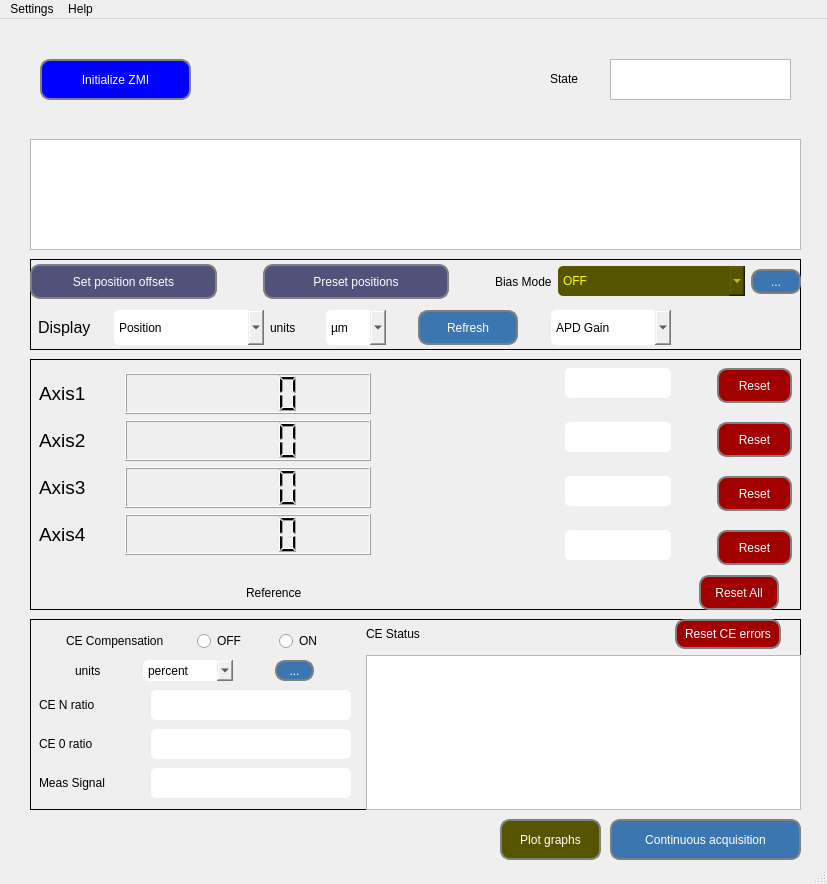
Before: the Qt Designer form ECA_SOLEIL_ZMI4104C/mainwindow.ui in guepy/ECA_ZMI4104C_main, drawn with Qt 5.
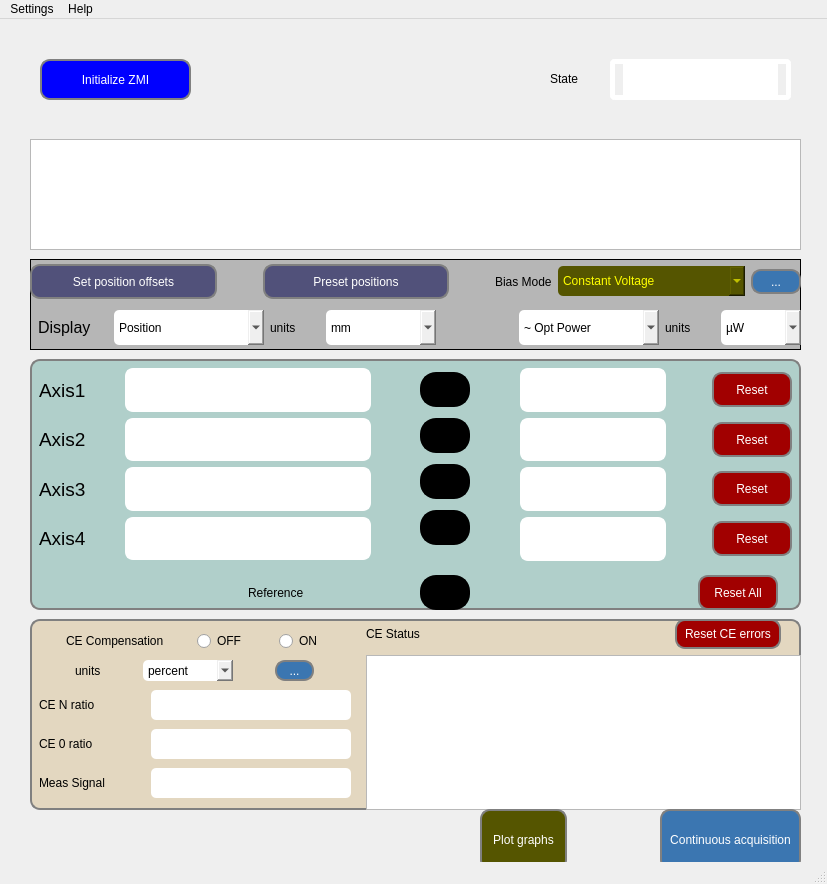
After: the same form once the commit is applied. Icons and pictures are not drawn.

```diff
--- a/ECA_SOLEIL_ZMI4104C/mainwindow.ui
+++ b/ECA_SOLEIL_ZMI4104C/mainwindow.ui
@@ -48,6 +48,21 @@
 background-image: url(:/images/VueAerienneSynchrotronSOLEIL_mod);
 	border-color: rgb(85, 170, 255);
 	border-top-color:rgb(85, 170, 255);
+}
+
+QPushButton#resetButtonAxis1,#resetButtonAxis2,#resetButtonAxis3,#resetButtonAxis4,#resetButtonAllAxis,#resetCEerrorsButton{
+background:rgb(161, 0, 0);
+color: white;
+}
+
+QPushButton:hover{
+border:  2px solid white;
+border-radius: 5px;
+}
+
+QPushButton:pressed{
+border:  2px solid white;
+border-radius: 10px;
 }</string>
   </property>
   <widget class="QWidget" name="centralwidget">
@@ -64,31 +79,21 @@
      </rect>
     </property>
     <property name="styleSheet">
-     <string notr="true">
+     <string notr="true">QPushButton {
 background: blue;
-color: white;</string>
+color: white;
+}
+QPushButton:hover{
+color: white;
+background-color: #66c011;
+border:  2px solid white;
+border-radius: 5px;
+}</string>
     </property>
     <property name="text">
      <string>Initialize ZMI</string>
     </property>
    </widget>
-   <widget class="QPushButton" name="pushButton_13">
-    <property name="geometry">
-     <rect>
-      <x>610</x>
-      <y>800</y>
-      <width>191</width>
-      <height>41</height>
-     </rect>
-    </property>
-    <property name="styleSheet">
-     <string notr="true">background:rgb(59, 118, 177);
-color: white;</string>
-    </property>
-    <property name="text">
-     <string>Continuous acquisition</string>
-    </property>
-   </widget>
    <widget class="QWidget" name="horizontalLayoutWidget_16">
     <property name="geometry">
      <rect>
@@ -117,24 +122,6 @@
      <string>State</string>
     </property>
    </widget>
-   <widget class="QPushButton" name="pushButton_8">
-    <property name="geometry">
-     <rect>
-      <x>500</x>
-      <y>800</y>
-      <width>101</width>
-      <height>41</height>
-     </rect>
-    </property>
-    <property name="styleSheet">
-     <string notr="true">font: 75 12pt &quot;MS Shell Dlg 2&quot;;
-background:rgb(85, 85, 0);
-color: white;</string>
-    </property>
-    <property name="text">
-     <string>Plot graphs</string>
-    </property>
-   </widget>
    <widget class="QWidget" name="CE_form" native="true">
     <property name="geometry">
      <rect>
@@ -146,7 +133,10 @@
     </property>
     <property name="styleSheet">
      <string notr="true">#CE_form{
-border: 1px solid;
+	background-color: rgb(227, 215, 192);
+    border: 2px solid gray;
+    border-radius: 10px;
+    padding: 0 8px;
 }</string>
     </property>
     <layout class="QHBoxLayout" name="horizontalLayout_9">
@@ -442,7 +432,7 @@
           </spacer>
          </item>
          <item>
-          <widget class="QPushButton" name="pushButton_10">
+          <widget class="QPushButton" name="resetCEerrorsButton">
            <property name="minimumSize">
             <size>
              <width>0</width>
@@ -450,8 +440,7 @@
             </size>
            </property>
            <property name="styleSheet">
-            <string notr="true">background:rgb(161, 0, 0);
-color: white;</string>
+            <string notr="true"/>
            </property>
            <property name="text">
             <string>Reset CE errors</string>
@@ -495,6 +484,10 @@
     <property name="styleSheet">
      <string notr="true">#MeasForm{
 border: 1px solid;
+	background-color: rgb(176, 207, 202);
+    border: 2px solid gray;
+    border-radius: 10px;
+    padding: 0 8px;
 }</string>
     </property>
     <layout class="QVBoxLayout" name="verticalLayout_8">
@@ -514,6 +507,16 @@
            <height>200</height>
           </size>
          </property>
+         <property name="styleSheet">
+          <string notr="true">QTextBrowser{
+font: 75 12pt &quot;MS Shell Dlg 2&quot;;
+border: 2px solid white;
+padding: 0 8px;
+border-radius:8px;
+text-align: center;
+background-color: white;
+}</string>
+         </property>
          <layout class="QVBoxLayout" name="verticalLayout">
           <item>
            <layout class="QHBoxLayout" name="horizontalLayout_7">
@@ -551,12 +554,9 @@
              </widget>
             </item>
             <item>
-             <widget class="QLCDNumber" name="lcdNumber">
-              <property name="sizePolicy">
-               <sizepolicy hsizetype="Preferred" vsizetype="Preferred">
-                <horstretch>0</horstretch>
-                <verstretch>0</verstretch>
-               </sizepolicy>
+             <widget class="QTextBrowser" name="displayPositionAxis1">
+              <property name="styleSheet">
+               <string notr="true"/>
               </property>
              </widget>
             </item>
@@ -600,14 +600,7 @@
                </widget>
               </item>
               <item>
-               <widget class="QLCDNumber" name="lcdNumber_2">
-                <property name="sizePolicy">
-                 <sizepolicy hsizetype="Preferred" vsizetype="Preferred">
-                  <horstretch>0</horstretch>
-                  <verstretch>0</verstretch>
-                 </sizepolicy>
-                </property>
-               </widget>
+               <widget class="QTextBrowser" name="displayPositionAxis2"/>
               </item>
              </layout>
             </item>
@@ -649,12 +642,9 @@
              </widget>
             </item>
             <item>
-             <widget class="QLCDNumber" name="lcdNumber_3">
-              <property name="sizePolicy">
-               <sizepolicy hsizetype="Preferred" vsizetype="Preferred">
-                <horstretch>0</horstretch>
-                <verstretch>0</verstretch>
-               </sizepolicy>
+             <widget class="QTextBrowser" name="displayPositionAxis3">
+              <property name="styleSheet">
+               <string notr="true">text-align: center;</string>
               </property>
              </widget>
             </item>
@@ -696,14 +686,7 @@
              </widget>
             </item>
             <item>
-             <widget class="QLCDNumber" name="lcdNumber_4">
-              <property name="sizePolicy">
-               <sizepolicy hsizetype="Preferred" vsizetype="Preferred">
-                <horstretch>0</horstretch>
-                <verstretch>0</verstretch>
-               </sizepolicy>
-              </property>
-             </widget>
+             <widget class="QTextBrowser" name="displayPositionAxis4"/>
             </item>
            </layout>
           </item>
@@ -711,129 +694,59 @@
         </widget>
        </item>
        <item>
-        <spacer name="horizontalSpacer">
+        <spacer name="horizontalSpacer_20">
          <property name="orientation">
           <enum>Qt::Horizontal</enum>
          </property>
          <property name="sizeType">
-          <enum>QSizePolicy::Expanding</enum>
+          <enum>QSizePolicy::Fixed</enum>
          </property>
          <property name="sizeHint" stdset="0">
           <size>
-           <width>80</width>
+           <width>140</width>
            <height>20</height>
           </size>
          </property>
         </spacer>
        </item>
        <item>
-        <layout class="QVBoxLayout" name="verticalLayout_2">
-         <item>
-          <widget class="QWidget" name="horizontalWidget_15" native="true">
-           <property name="sizePolicy">
-            <sizepolicy hsizetype="Fixed" vsizetype="Fixed">
-             <horstretch>0</horstretch>
-             <verstretch>0</verstretch>
-            </sizepolicy>
-           </property>
-           <property name="minimumSize">
-            <size>
-             <width>0</width>
-             <height>40</height>
-            </size>
-           </property>
-           <layout class="QHBoxLayout" name="horizontalLayout_20">
+        <widget class="QWidget" name="verticalWidget_2" native="true">
+         <property name="sizePolicy">
+          <sizepolicy hsizetype="Fixed" vsizetype="Fixed">
+           <horstretch>0</horstretch>
+           <verstretch>0</verstretch>
+          </sizepolicy>
+         </property>
+         <property name="minimumSize">
+          <size>
+           <width>290</width>
+           <height>200</height>
+          </size>
+         </property>
+         <property name="styleSheet">
+          <string notr="true">QTextBrowser{
+font: 75 12pt &quot;MS Shell Dlg 2&quot;;
+border: 2px solid white;
+padding: 0 8px;
+text-align: center;
+border-radius:8px;
+background-color: white;
+}</string>
+         </property>
+         <layout class="QVBoxLayout" name="verticalLayout_4">
+          <item>
+           <layout class="QHBoxLayout" name="horizontalLayout_18">
             <item>
-             <widget class="QLineEdit" name="lineEdit_10">
-              <property name="sizePolicy">
-               <sizepolicy hsizetype="Fixed" vsizetype="Fixed">
-                <horstretch>0</horstretch>
-                <verstretch>0</verstretch>
-               </sizepolicy>
-              </property>
-              <property name="minimumSize">
-               <size>
-                <width>0</width>
-                <height>30</height>
-               </size>
-              </property>
-             </widget>
+             <widget class="QTextBrowser" name="displayOptPwrAxis1"/>
             </item>
             <item>
              <spacer name="horizontalSpacer_10">
               <property name="orientation">
                <enum>Qt::Horizontal</enum>
               </property>
-              <property name="sizeHint" stdset="0">
-               <size>
-                <width>40</width>
-                <height>20</height>
-               </size>
+              <property name="sizeType">
+               <enum>QSizePolicy::Fixed</enum>
               </property>
-             </spacer>
-            </item>
-            <item>
-             <widget class="QPushButton" name="pushButton_15">
-              <property name="sizePolicy">
-               <sizepolicy hsizetype="Fixed" vsizetype="Fixed">
-                <horstretch>0</horstretch>
-                <verstretch>0</verstretch>
-               </sizepolicy>
-              </property>
-              <property name="minimumSize">
-               <size>
-                <width>75</width>
-                <height>35</height>
-               </size>
-              </property>
-              <property name="styleSheet">
-               <string notr="true">background:rgb(161, 0, 0);
-color: white;</string>
-              </property>
-              <property name="text">
-               <string>Reset</string>
-              </property>
-             </widget>
-            </item>
-           </layout>
-          </widget>
-         </item>
-         <item>
-          <widget class="QWidget" name="horizontalWidget_17" native="true">
-           <property name="sizePolicy">
-            <sizepolicy hsizetype="Fixed" vsizetype="Fixed">
-             <horstretch>0</horstretch>
-             <verstretch>0</verstretch>
-            </sizepolicy>
-           </property>
-           <property name="minimumSize">
-            <size>
-             <width>0</width>
-             <height>40</height>
-            </size>
-           </property>
-           <layout class="QHBoxLayout" name="horizontalLayout_22">
-            <item>
-             <widget class="QLineEdit" name="lineEdit_12">
-              <property name="sizePolicy">
-               <sizepolicy hsizetype="Fixed" vsizetype="Fixed">
-                <horstretch>0</horstretch>
-                <verstretch>0</verstretch>
-               </sizepolicy>
-              </property>
-              <property name="minimumSize">
-               <size>
-                <width>0</width>
-                <height>30</height>
-               </size>
-              </property>
-             </widget>
-            </item>
-            <item>
-             <spacer name="horizontalSpacer_12">
-              <property name="orientation">
-               <enum>Qt::Horizontal</enum>
-              </property>
               <property name="sizeHint" stdset="0">
                <size>
                 <width>40</width>
@@ -843,7 +756,7 @@
              </spacer>
             </item>
             <item>
-             <widget class="QPushButton" name="pushButton_17">
+             <widget class="QPushButton" name="resetButtonAxis1">
               <property name="sizePolicy">
                <sizepolicy hsizetype="Fixed" vsizetype="Fixed">
                 <horstretch>0</horstretch>
@@ -852,58 +765,30 @@
               </property>
               <property name="minimumSize">
                <size>
-                <width>75</width>
+                <width>80</width>
                 <height>35</height>
                </size>
               </property>
-              <property name="styleSheet">
-               <string notr="true">background:rgb(161, 0, 0);
-color: white;</string>
-              </property>
               <property name="text">
                <string>Reset</string>
               </property>
              </widget>
             </item>
            </layout>
-          </widget>
-         </item>
-         <item>
-          <widget class="QWidget" name="horizontalWidget_16" native="true">
-           <property name="sizePolicy">
-            <sizepolicy hsizetype="Fixed" vsizetype="Fixed">
-             <horstretch>0</horstretch>
-             <verstretch>0</verstretch>
-            </sizepolicy>
-           </property>
-           <property name="minimumSize">
-            <size>
-             <width>75</width>
-             <height>35</height>
-            </size>
-           </property>
-           <layout class="QHBoxLayout" name="horizontalLayout_21">
+          </item>
+          <item>
+           <layout class="QHBoxLayout" name="horizontalLayout_28">
             <item>
-             <widget class="QLineEdit" name="lineEdit_11">
-              <property name="sizePolicy">
-               <sizepolicy hsizetype="Fixed" vsizetype="Fixed">
-                <horstretch>0</horstretch>
-                <verstretch>0</verstretch>
-               </sizepolicy>
-              </property>
-              <property name="minimumSize">
-               <size>
-                <width>0</width>
-                <height>30</height>
-               </size>
-              </property>
-             </widget>
+             <widget class="QTextBrowser" name="displayOptPwrAxis2"/>
             </item>
             <item>
              <spacer name="horizontalSpacer_11">
               <property name="orientation">
                <enum>Qt::Horizontal</enum>
               </property>
+              <property name="sizeType">
+               <enum>QSizePolicy::Fixed</enum>
+              </property>
               <property name="sizeHint" stdset="0">
                <size>
                 <width>40</width>
@@ -913,7 +798,7 @@
              </spacer>
             </item>
             <item>
-             <widget class="QPushButton" name="pushButton_16">
+             <widget class="QPushButton" name="resetButtonAxis2">
               <property name="sizePolicy">
                <sizepolicy hsizetype="Fixed" vsizetype="Fixed">
                 <horstretch>0</horstretch>
@@ -922,39 +807,40 @@
               </property>
               <property name="minimumSize">
                <size>
-                <width>75</width>
+                <width>80</width>
                 <height>35</height>
                </size>
               </property>
-              <property name="styleSheet">
-               <string notr="true">background:rgb(161, 0, 0);
-color: white;</string>
-              </property>
               <property name="text">
                <string>Reset</string>
               </property>
              </widget>
             </item>
            </layout>
-          </widget>
-         </item>
-         <item>
-          <widget class="QWidget" name="horizontalWidget_18" native="true">
-           <property name="sizePolicy">
-            <sizepolicy hsizetype="Fixed" vsizetype="Fixed">
-             <horstretch>0</horstretch>
-             <verstretch>0</verstretch>
-            </sizepolicy>
-           </property>
-           <property name="minimumSize">
-            <size>
-             <width>0</width>
-             <height>40</height>
-            </size>
-           </property>
-           <layout class="QHBoxLayout" name="horizontalLayout_23">
+          </item>
+          <item>
+           <layout class="QHBoxLayout" name="horizontalLayout_25">
             <item>
-             <widget class="QLineEdit" name="lineEdit_13">
+             <widget class="QTextBrowser" name="displayOptPwrAxis3"/>
+            </item>
+            <item>
+             <spacer name="horizontalSpacer_12">
+              <property name="orientation">
+               <enum>Qt::Horizontal</enum>
+              </property>
+              <property name="sizeType">
+               <enum>QSizePolicy::Fixed</enum>
+              </property>
+              <property name="sizeHint" stdset="0">
+               <size>
+                <width>40</width>
+                <height>20</height>
+               </size>
+              </property>
+             </spacer>
+            </item>
+            <item>
+             <widget class="QPushButton" name="resetButtonAxis3">
               <property name="sizePolicy">
                <sizepolicy hsizetype="Fixed" vsizetype="Fixed">
                 <horstretch>0</horstretch>
@@ -963,17 +849,33 @@
               </property>
               <property name="minimumSize">
                <size>
-                <width>0</width>
-                <height>30</height>
+                <width>80</width>
+                <height>35</height>
                </size>
               </property>
+              <property name="text">
+               <string>Reset</string>
+              </property>
              </widget>
+            </item>
+           </layout>
+          </item>
+          <item>
+           <layout class="QHBoxLayout" name="horizontalLayout_24"/>
+          </item>
+          <item>
+           <layout class="QHBoxLayout" name="horizontalLayout_29">
+            <item>
+             <widget class="QTextBrowser" name="displayOptPwrAxis4"/>
             </item>
             <item>
              <spacer name="horizontalSpacer_13">
               <property name="orientation">
                <enum>Qt::Horizontal</enum>
               </property>
+              <property name="sizeType">
+               <enum>QSizePolicy::Fixed</enum>
+              </property>
               <property name="sizeHint" stdset="0">
                <size>
                 <width>40</width>
@@ -983,7 +885,7 @@
              </spacer>
             </item>
             <item>
-             <widget class="QPushButton" name="pushButton_18">
+             <widget class="QPushButton" name="resetButtonAxis4">
               <property name="sizePolicy">
                <sizepolicy hsizetype="Fixed" vsizetype="Fixed">
                 <horstretch>0</horstretch>
@@ -992,23 +894,19 @@
               </property>
               <property name="minimumSize">
                <size>
-                <width>75</width>
+                <width>80</width>
                 <height>35</height>
                </size>
               </property>
-              <property name="styleSheet">
-               <string notr="true">background:rgb(161, 0, 0);
-color: white;</string>
-              </property>
               <property name="text">
                <string>Reset</string>
               </property>
              </widget>
             </item>
            </layout>
-          </widget>
-         </item>
-        </layout>
+          </item>
+         </layout>
+        </widget>
        </item>
       </layout>
      </item>
@@ -1053,14 +951,14 @@
          </property>
          <property name="sizeHint" stdset="0">
           <size>
-           <width>375</width>
+           <width>370</width>
            <height>20</height>
           </size>
          </property>
         </spacer>
        </item>
        <item>
-        <widget class="QPushButton" name="pushButton_6">
+        <widget class="QPushButton" name="resetButtonAllAxis">
          <property name="sizePolicy">
           <sizepolicy hsizetype="Fixed" vsizetype="Fixed">
            <horstretch>0</horstretch>
@@ -1074,8 +972,7 @@
           </size>
          </property>
          <property name="styleSheet">
-          <string notr="true">background:rgb(161, 0, 0);
-color: white;</string>
+          <string notr="true"/>
          </property>
          <property name="text">
           <string>Reset All</string>
@@ -1114,7 +1011,7 @@
     <property name="styleSheet">
      <string notr="true">#SettingsForm{
 border: 1px solid;
-color: blue;
+	background-color:rgb(182, 182, 182)
 }</string>
     </property>
     <layout class="QVBoxLayout" name="verticalLayout_9">
@@ -1212,11 +1109,6 @@
 color:yellow;
 text-align: center;</string>
          </property>
-         <item>
-          <property name="text">
-           <string>OFF</string>
-          </property>
-         </item>
          <item>
           <property name="text">
            <string>Constant Voltage</string>
@@ -1237,6 +1129,11 @@
            <string>SSI RMS Adjust </string>
           </property>
          </item>
+         <item>
+          <property name="text">
+           <string>OFF</string>
+          </property>
+         </item>
         </widget>
        </item>
        <item>
@@ -1321,6 +1218,9 @@
            <height>35</height>
           </size>
          </property>
+         <property name="styleSheet">
+          <string notr="true"/>
+         </property>
          <item>
           <property name="text">
            <string>Position</string>
@@ -1336,11 +1236,6 @@
            <string>Time</string>
           </property>
          </item>
-         <item>
-          <property name="text">
-           <string>FFT</string>
-          </property>
-         </item>
         </widget>
        </item>
        <item>
@@ -1366,7 +1261,7 @@
         </widget>
        </item>
        <item>
-        <widget class="QComboBox" name="comboBox_2">
+        <widget class="QComboBox" name="leftBlockUnits">
          <property name="sizePolicy">
           <sizepolicy hsizetype="Fixed" vsizetype="Fixed">
            <horstretch>0</horstretch>
@@ -1375,35 +1270,30 @@
          </property>
          <property name="minimumSize">
           <size>
-           <width>60</width>
+           <width>110</width>
            <height>35</height>
           </size>
          </property>
-         <item>
-          <property name="text">
-           <string>µm</string>
-          </property>
-         </item>
          <item>
           <property name="text">
            <string>mm</string>
           </property>
          </item>
+         <item>
+          <property name="text">
+           <string>µm</string>
+          </property>
+         </item>
+         <item>
+          <property name="text">
+           <string>nm</string>
+          </property>
+         </item>
          <item>
           <property name="text">
            <string>cm</string>
           </property>
          </item>
-         <item>
-          <property name="text">
-           <string>dm</string>
-          </property>
-         </item>
-         <item>
-          <property name="text">
-           <string>m</string>
-          </property>
-         </item>
         </widget>
        </item>
        <item>
@@ -1419,42 +1309,6 @@
          </property>
         </spacer>
        </item>
-       <item>
-        <widget class="QPushButton" name="pushButton_9">
-         <property name="sizePolicy">
-          <sizepolicy hsizetype="Fixed" vsizetype="Fixed">
-           <horstretch>0</horstretch>
-           <verstretch>0</verstretch>
-          </sizepolicy>
-         </property>
-         <property name="minimumSize">
-          <size>
-           <width>100</width>
-           <height>35</height>
-          </size>
-         </property>
-         <property name="styleSheet">
-          <string notr="true">background:rgb(59, 118, 177);
-color: white;</string>
-         </property>
-         <property name="text">
-          <string>Refresh</string>
-         </property>
-        </widget>
-       </item>
-       <item>
-        <spacer name="horizontalSpacer_7">
-         <property name="orientation">
-          <enum>Qt::Horizontal</enum>
-         </property>
-         <property name="sizeHint" stdset="0">
-          <size>
-           <width>40</width>
-           <height>20</height>
-          </size>
-         </property>
-        </spacer>
-       </item>
        <item>
         <widget class="QComboBox" name="comboBox">
          <property name="sizePolicy">
@@ -1465,42 +1319,84 @@
          </property>
          <property name="minimumSize">
           <size>
-           <width>120</width>
+           <width>140</width>
            <height>35</height>
           </size>
          </property>
          <item>
           <property name="text">
-           <string>APD Gain</string>
+           <string>~ Opt Power</string>
           </property>
          </item>
          <item>
           <property name="text">
-           <string>Opt Power</string>
+           <string>~ APD Gain</string>
           </property>
          </item>
          <item>
           <property name="text">
-           <string>SSI</string>
+           <string>~ SSI average </string>
           </property>
          </item>
         </widget>
        </item>
        <item>
-        <spacer name="horizontalSpacer_8">
-         <property name="orientation">
-          <enum>Qt::Horizontal</enum>
+        <widget class="QLabel" name="label_10">
+         <property name="sizePolicy">
+          <sizepolicy hsizetype="Fixed" vsizetype="Preferred">
+           <horstretch>0</horstretch>
+           <verstretch>0</verstretch>
+          </sizepolicy>
          </property>
-         <property name="sizeType">
-          <enum>QSizePolicy::Fixed</enum>
+         <property name="minimumSize">
+          <size>
+           <width>50</width>
+           <height>0</height>
+          </size>
          </property>
-         <property name="sizeHint" stdset="0">
+         <property name="styleSheet">
+          <string notr="true">font: 75 12pt &quot;Arial&quot;;</string>
+         </property>
+         <property name="text">
+          <string>units</string>
+         </property>
+        </widget>
+       </item>
+       <item>
+        <widget class="QComboBox" name="rightBlockUnits">
+         <property name="sizePolicy">
+          <sizepolicy hsizetype="Fixed" vsizetype="Fixed">
+           <horstretch>0</horstretch>
+           <verstretch>0</verstretch>
+          </sizepolicy>
+         </property>
+         <property name="minimumSize">
           <size>
-           <width>130</width>
-           <height>20</height>
+           <width>80</width>
+           <height>35</height>
           </size>
          </property>
-        </spacer>
+         <item>
+          <property name="text">
+           <string>µW</string>
+          </property>
+         </item>
+         <item>
+          <property name="text">
+           <string>nW</string>
+          </property>
+         </item>
+         <item>
+          <property name="text">
+           <string>pW</string>
+          </property>
+         </item>
+         <item>
+          <property name="text">
+           <string>mW</string>
+          </property>
+         </item>
+        </widget>
        </item>
       </layout>
      </item>
@@ -1529,6 +1425,292 @@
       <height>41</height>
      </rect>
     </property>
+    <property name="font">
+     <font>
+      <family>MS Shell Dlg 2</family>
+      <pointsize>12</pointsize>
+      <weight>9</weight>
+      <italic>false</italic>
+      <bold>false</bold>
+     </font>
+    </property>
+    <property name="styleSheet">
+     <string notr="true">font: 75 12pt &quot;MS Shell Dlg 2&quot;;
+border: 5px solid white;
+padding: 0 8px;
+border-radius: 5px;
+text-align: center;</string>
+    </property>
+   </widget>
+   <widget class="QWidget" name="verticalWidget" native="true">
+    <property name="geometry">
+     <rect>
+      <x>420</x>
+      <y>330</y>
+      <width>50</width>
+      <height>261</height>
+     </rect>
+    </property>
+    <property name="sizePolicy">
+     <sizepolicy hsizetype="Fixed" vsizetype="Expanding">
+      <horstretch>0</horstretch>
+      <verstretch>0</verstretch>
+     </sizepolicy>
+    </property>
+    <property name="minimumSize">
+     <size>
+      <width>50</width>
+      <height>100</height>
+     </size>
+    </property>
+    <property name="styleSheet">
+     <string notr="true">
+QPushButton{
+border: 2px solid black;
+background-color: black;
+border-radius:16px;
+}
+
+QPushButton:hover{
+}
+
+QPushButton:pressed{
+}</string>
+    </property>
+    <layout class="QVBoxLayout" name="verticalLayout_2">
+     <item>
+      <spacer name="verticalSpacer_7">
+       <property name="orientation">
+        <enum>Qt::Vertical</enum>
+       </property>
+       <property name="sizeType">
+        <enum>QSizePolicy::Fixed</enum>
+       </property>
+       <property name="sizeHint" stdset="0">
+        <size>
+         <width>20</width>
+         <height>23</height>
+        </size>
+       </property>
+      </spacer>
+     </item>
+     <item>
+      <widget class="QPushButton" name="led1">
+       <property name="minimumSize">
+        <size>
+         <width>35</width>
+         <height>35</height>
+        </size>
+       </property>
+       <property name="text">
+        <string/>
+       </property>
+      </widget>
+     </item>
+     <item>
+      <spacer name="verticalSpacer_2">
+       <property name="orientation">
+        <enum>Qt::Vertical</enum>
+       </property>
+       <property name="sizeType">
+        <enum>QSizePolicy::Fixed</enum>
+       </property>
+       <property name="sizeHint" stdset="0">
+        <size>
+         <width>10</width>
+         <height>5</height>
+        </size>
+       </property>
+      </spacer>
+     </item>
+     <item>
+      <widget class="QPushButton" name="led2">
+       <property name="minimumSize">
+        <size>
+         <width>35</width>
+         <height>35</height>
+        </size>
+       </property>
+       <property name="text">
+        <string/>
+       </property>
+      </widget>
+     </item>
+     <item>
+      <spacer name="verticalSpacer">
+       <property name="orientation">
+        <enum>Qt::Vertical</enum>
+       </property>
+       <property name="sizeType">
+        <enum>QSizePolicy::Fixed</enum>
+       </property>
+       <property name="sizeHint" stdset="0">
+        <size>
+         <width>20</width>
+         <height>5</height>
+        </size>
+       </property>
+      </spacer>
+     </item>
+     <item>
+      <widget class="QPushButton" name="led3">
+       <property name="minimumSize">
+        <size>
+         <width>35</width>
+         <height>35</height>
+        </size>
+       </property>
+       <property name="text">
+        <string/>
+       </property>
+      </widget>
+     </item>
+     <item>
+      <spacer name="verticalSpacer_4">
+       <property name="orientation">
+        <enum>Qt::Vertical</enum>
+       </property>
+       <property name="sizeType">
+        <enum>QSizePolicy::Fixed</enum>
+       </property>
+       <property name="sizeHint" stdset="0">
+        <size>
+         <width>20</width>
+         <height>5</height>
+        </size>
+       </property>
+      </spacer>
+     </item>
+     <item>
+      <widget class="QPushButton" name="led4">
+       <property name="sizePolicy">
+        <sizepolicy hsizetype="Minimum" vsizetype="Fixed">
+         <horstretch>0</horstretch>
+         <verstretch>0</verstretch>
+        </sizepolicy>
+       </property>
+       <property name="minimumSize">
+        <size>
+         <width>35</width>
+         <height>35</height>
+        </size>
+       </property>
+       <property name="text">
+        <string/>
+       </property>
+      </widget>
+     </item>
+     <item>
+      <spacer name="verticalSpacer_3">
+       <property name="orientation">
+        <enum>Qt::Vertical</enum>
+       </property>
+       <property name="sizeHint" stdset="0">
+        <size>
+         <width>20</width>
+         <height>40</height>
+        </size>
+       </property>
+      </spacer>
+     </item>
+     <item>
+      <widget class="QPushButton" name="led5">
+       <property name="minimumSize">
+        <size>
+         <width>35</width>
+         <height>35</height>
+        </size>
+       </property>
+       <property name="styleSheet">
+        <string notr="true">QPushButton{
+border: 2px solid black;
+border-radius:16px;
+}
+
+QPushButton:hover{
+}
+
+QPushButton:pressed{
+}</string>
+       </property>
+       <property name="text">
+        <string/>
+       </property>
+      </widget>
+     </item>
+    </layout>
+   </widget>
+   <widget class="QWidget" name="horizontalWidget" native="true">
+    <property name="geometry">
+     <rect>
+      <x>480</x>
+      <y>790</y>
+      <width>321</width>
+      <height>61</height>
+     </rect>
+    </property>
+    <property name="sizePolicy">
+     <sizepolicy hsizetype="Fixed" vsizetype="Fixed">
+      <horstretch>0</horstretch>
+      <verstretch>0</verstretch>
+     </sizepolicy>
+    </property>
+    <property name="minimumSize">
+     <size>
+      <width>180</width>
+      <height>40</height>
+     </size>
+    </property>
+    <layout class="QHBoxLayout" name="horizontalLayout_20">
+     <item>
+      <widget class="QPushButton" name="pushButton_8">
+       <property name="sizePolicy">
+        <sizepolicy hsizetype="Expanding" vsizetype="Expanding">
+         <horstretch>0</horstretch>
+         <verstretch>0</verstretch>
+        </sizepolicy>
+       </property>
+       <property name="styleSheet">
+        <string notr="true">font: 75 12pt &quot;MS Shell Dlg 2&quot;;
+background:rgb(85, 85, 0);
+color: white;</string>
+       </property>
+       <property name="text">
+        <string>Plot graphs</string>
+       </property>
+      </widget>
+     </item>
+     <item>
+      <spacer name="horizontalSpacer">
+       <property name="orientation">
+        <enum>Qt::Horizontal</enum>
+       </property>
+       <property name="sizeHint" stdset="0">
+        <size>
+         <width>40</width>
+         <height>20</height>
+        </size>
+       </property>
+      </spacer>
+     </item>
+     <item>
+      <widget class="QPushButton" name="pushButton_13">
+       <property name="sizePolicy">
+        <sizepolicy hsizetype="Expanding" vsizetype="Expanding">
+         <horstretch>0</horstretch>
+         <verstretch>0</verstretch>
+        </sizepolicy>
+       </property>
+       <property name="styleSheet">
+        <string notr="true">background:rgb(59, 118, 177);
+color: white;</string>
+       </property>
+       <property name="text">
+        <string>Continuous acquisition</string>
+       </property>
+      </widget>
+     </item>
+    </layout>
    </widget>
   </widget>
   <widget class="QMenuBar" name="menubar">
```
